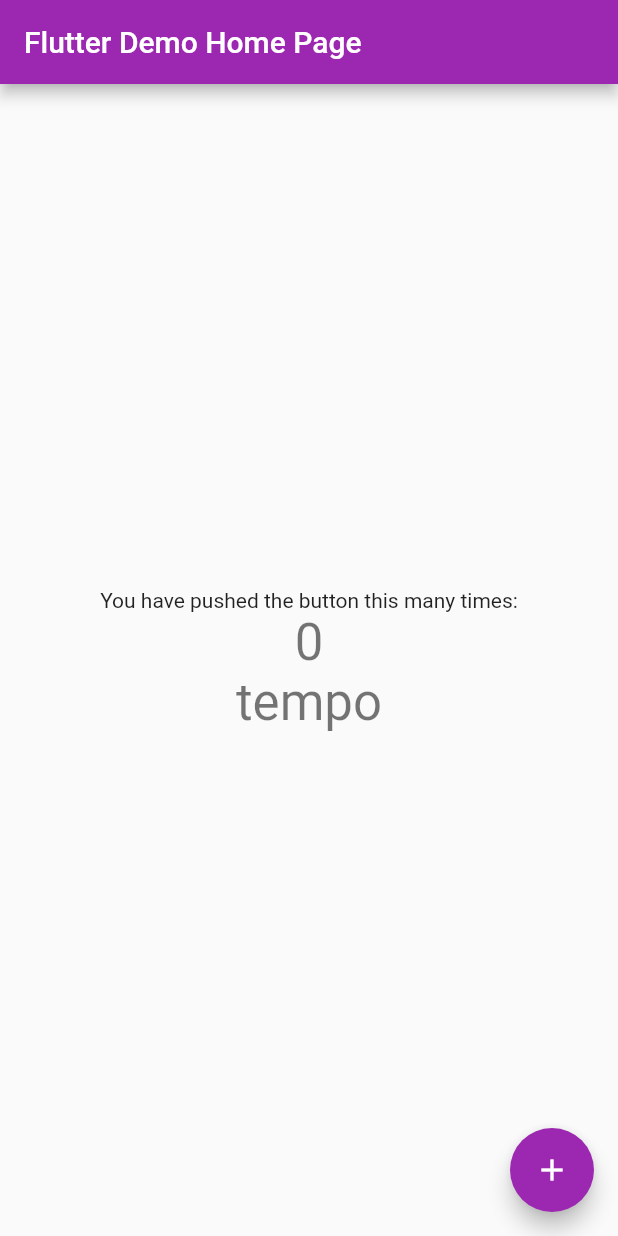
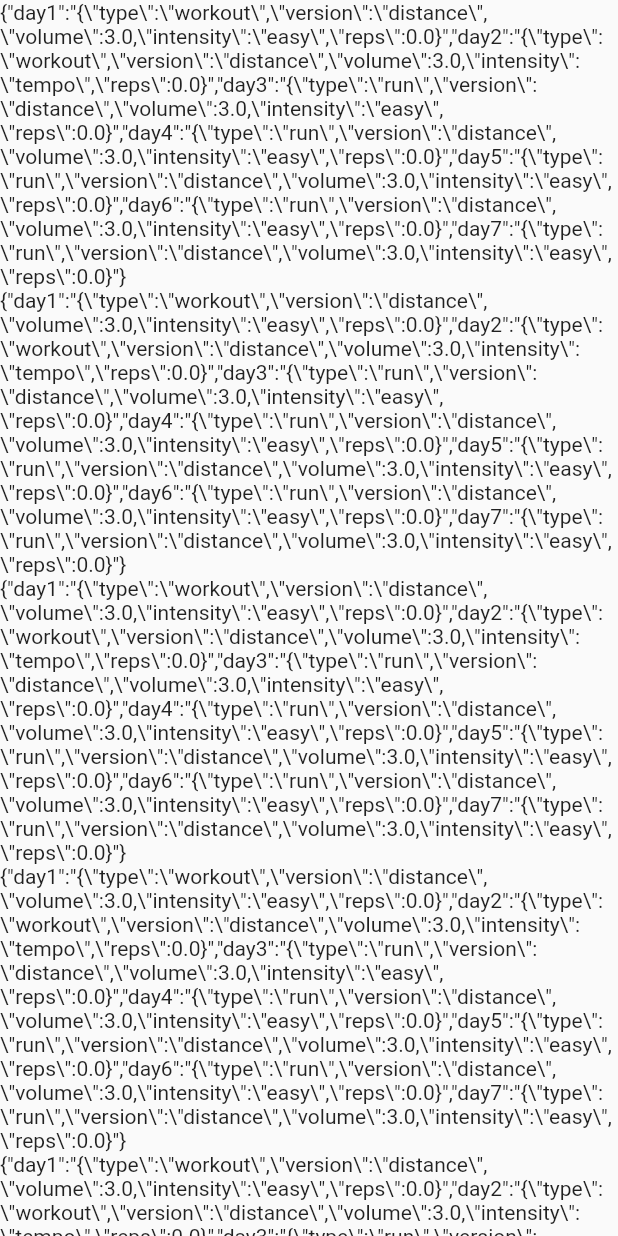
Before and after one commit to aidancaputi/FitNut, a Flutter app: the screen it shows after launch, on a phone screen of 412 x 824 dp. Run offline on Flutter 3.47's test engine with Material 2 defaults, Android fonts, the phone set to English and light mode, and no system bars.

Commit message:
plan dump to test home page for viewing

```diff
--- a/lib/main.dart
+++ b/lib/main.dart
@@ -1,123 +1,56 @@
 import 'package:flutter/material.dart';
-
-//import the plan gen file to use those functions
 import 'plan_gen.dart';
 
+import 'dart:convert';
+
 void main() {
+// Giving command to runApp() to run the app.
+
+/* The purpose of the runApp() function is to attach
+the given widget to the screen. */
   runApp(const MyApp());
 }
 
+// Widget is used to create UI in flutter framework.
+
+/* StatelessWidget is a widget, which does not maintain
+any state of the widget. */
+
+/* MyApp extends StatelessWidget and overrides its
+build method. */
+
+List<Week> plan = testFunc(); //call test func to create the plan
+
 class MyApp extends StatelessWidget {
-  const MyApp({super.key});
+  const MyApp({Key? key}) : super(key: key);
 
-  // This widget is the root of your application.
+// This widget is the root of your application.
   @override
   Widget build(BuildContext context) {
     return MaterialApp(
-      title: 'Flutter Demo',
+      // title of the application
+      title: 'Hello World Demo Application',
+      // theme of the widget
       theme: ThemeData(
-        // This is the theme of your application.
-        //
-        // Try running your application with "flutter run". You'll see the
-        // application has a blue toolbar. Then, without quitting the app, try
-        // changing the primarySwatch below to Colors.green and then invoke
-        // "hot reload" (press "r" in the console where you ran "flutter run",
-        // or simply save your changes to "hot reload" in a Flutter IDE).
-        // Notice that the counter didn't reset back to zero; the application
-        // is not restarted.
-        primarySwatch: Colors.purple,
+        primarySwatch: Colors.yellow,
       ),
-      home: const MyHomePage(title: 'Flutter Demo Home Page'),
+      // Inner UI of the application
+      home: MyWidget(),
     );
   }
 }
 
-class MyHomePage extends StatefulWidget {
-  const MyHomePage({super.key, required this.title});
-
-  // This widget is the home page of your application. It is stateful, meaning
-  // that it has a State object (defined below) that contains fields that affect
-  // how it looks.
-
-  // This class is the configuration for the state. It holds the values (in this
-  // case the title) provided by the parent (in this case the App widget) and
-  // used by the build method of the State. Fields in a Widget subclass are
-  // always marked "final".
-
-  final String title;
-
-  @override
-  State<MyHomePage> createState() => _MyHomePageState();
-}
-
-class _MyHomePageState extends State<MyHomePage> {
-  int _counter = 0;
-
-  void _incrementCounter() {
-    setState(() {
-      // This call to setState tells the Flutter framework that something has
-      // changed in this State, which causes it to rerun the build method below
-      // so that the display can reflect the updated values. If we changed
-      // _counter without calling setState(), then the build method would not be
-      // called again, and so nothing would appear to happen.
-      _counter++;
-    });
-  }
-
+/* This class is similar to MyApp instead it
+returns Scaffold Widget */
+class MyWidget extends StatelessWidget {
   @override
   Widget build(BuildContext context) {
-    // This method is rerun every time setState is called, for instance as done
-    // by the _incrementCounter method above.
-    //
-    // The Flutter framework has been optimized to make rerunning build methods
-    // fast, so that you can just rebuild anything that needs updating rather
-    // than having to individually change instances of widgets.
     return Scaffold(
-      appBar: AppBar(
-        // Here we take the value from the MyHomePage object that was created by
-        // the App.build method, and use it to set our appbar title.
-        title: Text(widget.title),
-      ),
-      body: Center(
-        // Center is a layout widget. It takes a single child and positions it
-        // in the middle of the parent.
-        child: Column(
-          // Column is also a layout widget. It takes a list of children and
-          // arranges them vertically. By default, it sizes itself to fit its
-          // children horizontally, and tries to be as tall as its parent.
-          //
-          // Invoke "debug painting" (press "p" in the console, choose the
-          // "Toggle Debug Paint" action from the Flutter Inspector in Android
-          // Studio, or the "Toggle Debug Paint" command in Visual Studio Code)
-          // to see the wireframe for each widget.
-          //
-          // Column has various properties to control how it sizes itself and
-          // how it positions its children. Here we use mainAxisAlignment to
-          // center the children vertically; the main axis here is the vertical
-          // axis because Columns are vertical (the cross axis would be
-          // horizontal).
-          mainAxisAlignment: MainAxisAlignment.center,
-          children: <Widget>[
-            const Text(
-              'You have pushed the button this many times:',
-            ),
-            Text(
-              '$_counter',
-              style: Theme.of(context).textTheme.headlineMedium,
-            ),
-            //this is text that displays
-            Text(
-              testFunc(),
-              style: Theme.of(context).textTheme.headlineMedium,
-            ),
-          ],
-        ),
-      ),
-      floatingActionButton: FloatingActionButton(
-        onPressed: _incrementCounter,
-        tooltip: 'Increment',
-        child: const Icon(Icons.add),
-      ), // This trailing comma makes auto-formatting nicer for build methods.
+      body: ListView.builder(
+          itemCount: plan.length,
+          itemBuilder: (BuildContext ctxt, int index) {
+            return Text(jsonEncode(plan[index]));
+          }),
     );
   }
 }
--- a/lib/plan_gen.dart
+++ b/lib/plan_gen.dart
@@ -1,6 +1,8 @@
 //first push to plan gen translate branch
 
 //class to represent a workout for the running activity
+import 'dart:convert';
+
 class RunWorkout {
   String type; //normal run or workout
   String version; //time or distance
@@ -8,6 +10,14 @@ class RunWorkout {
   String intensity; //easy, hard, tempo, etc. ('none' if not applicable)
   double reps; //how many reps of the workout (0 if not applicable)
   RunWorkout(this.type, this.version, this.volume, this.intensity, this.reps);
+
+  Map toJson() => {
+        'type': type,
+        'version': version,
+        'volume': volume,
+        'intensity': intensity,
+        'reps': reps
+      };
 }
 
 //class to represent a week of a training plan (i.e. 7 workouts)
@@ -22,12 +32,45 @@ class Week {
   late RunWorkout day7;
   Week(this.day1, this.day2, this.day3, this.day4, this.day5, this.day6,
       this.day7);
+
+  Map toJson() => {
+        'day1': jsonEncode(day1),
+        'day2': jsonEncode(day2),
+        'day3': jsonEncode(day3),
+        'day4': jsonEncode(day4),
+        'day5': jsonEncode(day5),
+        'day6': jsonEncode(day6),
+        'day7': jsonEncode(day7)
+      };
+}
+
+//class to represent a user input for a running plan
+class RunPlanInput {
+  //establish all fields of the input that will be gotten from user
+  late String gender;
+  late int heightIn;
+  late int weightLbs;
+  late int age;
+  late int experienceLevel;
+  late int rhr;
+  RunPlanInput(this.gender, this.heightIn, this.weightLbs, this.age,
+      this.experienceLevel, this.rhr);
+}
+
+//function to get user input and place the input into a RunPlanInput object
+void getInput(RunPlanInput inputObject) {
+  inputObject.gender = "male";
+  inputObject.heightIn = 6 * 12; //6 foot tall
+  inputObject.weightLbs = 180; //180 lbs
+  inputObject.age = 35;
+  inputObject.experienceLevel = 5;
+  inputObject.rhr = 80;
 }
 
 //this is a dummy function for printing and testing
-String testFunc() {
-  var testDay1 = RunWorkout("run", "distance", 3.0, "easy", 0);
-  var testDay2 = RunWorkout("run", "distance", 3.0, "tempo", 0);
+List<Week> testFunc() {
+  var testDay1 = RunWorkout("workout", "distance", 3.0, "easy", 0);
+  var testDay2 = RunWorkout("workout", "distance", 3.0, "tempo", 0);
   var testDay3 = RunWorkout("run", "distance", 3.0, "easy", 0);
   var testDay4 = RunWorkout("run", "distance", 3.0, "easy", 0);
   var testDay5 = RunWorkout("run", "distance", 3.0, "easy", 0);
@@ -45,5 +88,9 @@ String testFunc() {
     Week(testDay1, testDay2, testDay3, testDay4, testDay5, testDay6, testDay7),
   ];
 
-  return plan[0].day2.intensity;
+  RunPlanInput userInput = RunPlanInput("gender", 0, 0, 0, 0, 0);
+  getInput(userInput);
+
+  return plan;
+  //return plan[0].day2.intensity;
 }
```
